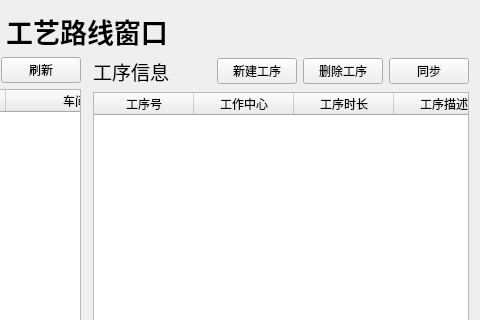
This is xt/code/ui/Line.ui in joker20020/ERP as Qt 5 draws it before an edit; both pictures show x 306 to 786 and y 0 to 320 of the 786 by 672 pixel window. The edited form follows.
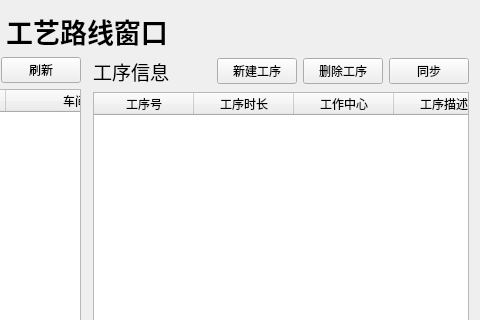
This is the edited form. Custom widgets are drawn as their Qt base class.

Commit message: 工序表头更改

The edit to the form file:
```diff
--- a/xt/code/ui/Line.ui
+++ b/xt/code/ui/Line.ui
@@ -221,12 +221,12 @@
          </column>
          <column>
           <property name="text">
-           <string>工作中心</string>
+           <string>工序时长</string>
           </property>
          </column>
          <column>
           <property name="text">
-           <string>工序时长</string>
+           <string>工作中心</string>
           </property>
          </column>
          <column>
```
The commit also changes 4 other files.
